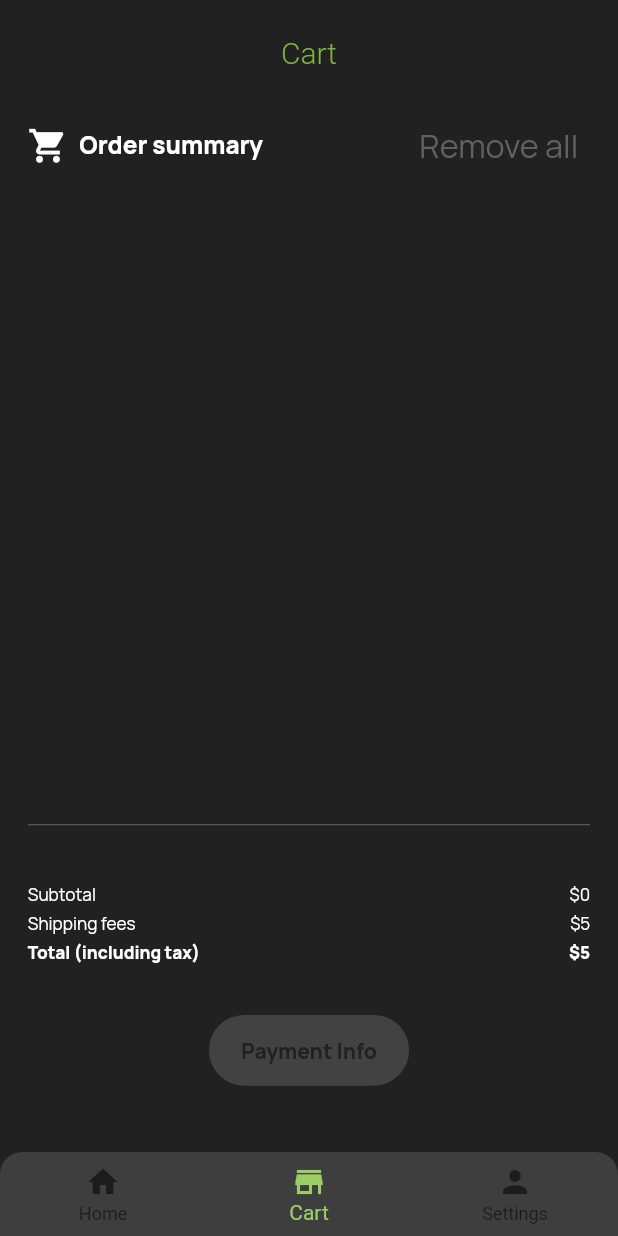
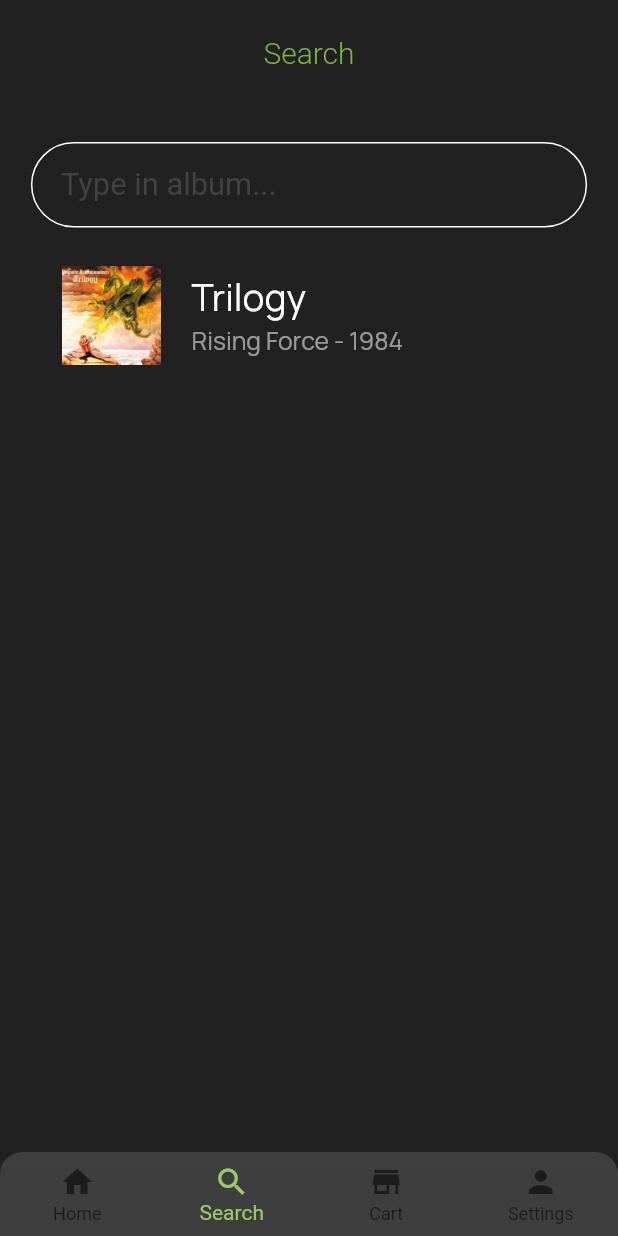
Before and after one commit to Magynon/ALBOOM, a Flutter app: the CurrentScreen screen opened directly, item 2 of the bottom bar chosen, on a phone screen of 412 x 824 dp. Run offline on Flutter 3.47's test engine with Material 2 defaults, Android fonts, the light colour scheme and no system bars; our stand-ins replace share.

Commit message:
made search screen

```diff
--- a/lib/components/topBarSettings.dart
+++ b/lib/components/topBar.dart
@@ -1,6 +1,9 @@
 import 'package:flutter/material.dart';
 
-class SettingsAppBar extends StatelessWidget with PreferredSizeWidget {
+class VariableAppBar extends StatelessWidget with PreferredSizeWidget {
+  final String title;
+  VariableAppBar(this.title);
+
   final double appBarHeight = 70.0;
 
   @override
@@ -15,19 +18,15 @@ class SettingsAppBar extends StatelessWidget with PreferredSizeWidget {
           AppBar(
             automaticallyImplyLeading: false,
             elevation: 0,
-            title: Column(
-              children: [
-                Row(
+            title: Row(
               mainAxisAlignment: MainAxisAlignment.center,
               children: <Widget>[
                 Text(
-                      'Settings',
+                  title,
                   style: TextStyle(
                     color: Colors.lightGreen[600],
                     fontWeight: FontWeight.w300,
                   ),
-                    ),
-                  ],
                 ),
               ],
             ),
--- a/lib/components/topBarCart.dart
+++ /dev/null
@@ -1,39 +0,0 @@
-import 'package:flutter/material.dart';
-
-class CartAppBar extends StatelessWidget with PreferredSizeWidget {
-  final double appBarHeight = 70.0;
-
-  @override
-  get preferredSize => Size.fromHeight(appBarHeight);
-
-  @override
-  Widget build(BuildContext context) {
-    return Container(
-      child: Column(
-        mainAxisAlignment: MainAxisAlignment.center,
-        children: <Widget>[
-          AppBar(
-            automaticallyImplyLeading: false,
-            elevation: 0,
-            title: Row(
-              mainAxisAlignment: MainAxisAlignment.center,
-              children: <Widget>[
-                Text(
-                  'Cart',
-                  style: TextStyle(
-                    color: Colors.lightGreen[600],
-                    fontWeight: FontWeight.w300,
-                  ),
-                ),
-              ],
-            ),
-          ),
-        ],
-      ),
-      decoration: BoxDecoration(
-        color:
-            ThemeData.dark().appBarTheme.color ?? ThemeData.dark().primaryColor,
-      ),
-    );
-  }
-}
--- a/lib/components/topBarHome.dart
+++ /dev/null
@@ -1,39 +0,0 @@
-import 'package:flutter/material.dart';
-
-class HomeAppBar extends StatelessWidget with PreferredSizeWidget {
-  final double appBarHeight = 70.0;
-
-  @override
-  get preferredSize => Size.fromHeight(appBarHeight);
-
-  @override
-  Widget build(BuildContext context) {
-    return Container(
-      child: Column(
-        mainAxisAlignment: MainAxisAlignment.center,
-        children: <Widget>[
-          AppBar(
-            automaticallyImplyLeading: false,
-            elevation: 0,
-            title: Row(
-              mainAxisAlignment: MainAxisAlignment.center,
-              children: <Widget>[
-                Text(
-                  'Home',
-                  style: TextStyle(
-                    color: Colors.lightGreen[600],
-                    fontWeight: FontWeight.w300,
-                  ),
-                ),
-              ],
-            ),
-          ),
-        ],
-      ),
-      decoration: BoxDecoration(
-        color:
-            ThemeData.dark().appBarTheme.color ?? ThemeData.dark().primaryColor,
-      ),
-    );
-  }
-}
--- a/lib/main.dart
+++ b/lib/main.dart
@@ -2,12 +2,16 @@
 import 'package:app/screens/auth/authBool.dart';
 import 'package:app/screens/auth/authenticate.dart';
 import 'package:app/objects/cartItem.dart';
+import 'package:app/screens/current_screen.dart';
+import 'package:app/screens/search/search_screen.dart';
 import 'package:flutter/material.dart';
 import 'package:provider/provider.dart';
 
-void main() => runApp(AppProviders(
-      child: MyApp(),
-    ));
+void main() => runApp(
+      AppProviders(
+        child: MyApp(),
+      ),
+    );
 
 class MyApp extends StatelessWidget {
   @override
@@ -15,7 +19,8 @@ class MyApp extends StatelessWidget {
     return MaterialApp(
       title: 'ALBOOM',
       debugShowCheckedModeBanner: false,
-      home: Authenticate(),
+      // home: Authenticate(),
+      home: CurrentScreen(),
       theme: ThemeData(
         primaryColor: Colors.grey[900],
         accentColor: Colors.lightGreen[800],
--- a/lib/screens/current_screen.dart
+++ b/lib/screens/current_screen.dart
@@ -1,7 +1,6 @@
-import 'package:app/components/topBarCart.dart';
-import 'package:app/components/topBarHome.dart';
-import 'package:app/components/topBarSettings.dart';
+import 'package:app/components/topBar.dart';
 import 'package:app/objects/cartItem.dart';
+import 'package:app/screens/search/search_screen.dart';
 import 'package:app/screens/settings/settings_screen.dart';
 import 'package:flutter/material.dart';
 import 'cart/cart_screen.dart';
@@ -26,21 +25,22 @@ class _CurrentScreenState extends State<CurrentScreen> {
 
   @override
   Widget build(BuildContext context) {
-    // final showLogin = Provider.of<ChangeAuth>(context);
     List<Widget> _widgetOptions = <Widget>[
       HomeScreen(),
+      SearchScreen(),
       CartScreen(),
       SettingsScreen(),
     ];
 
-    List<PreferredSizeWidget?> _appBarOptions = <PreferredSizeWidget?>[
-      HomeAppBar(),
-      CartAppBar(),
-      SettingsAppBar(),
+    List<String> _appBarOptions = [
+      'Home',
+      'Search',
+      'Cart',
+      'Settings',
     ];
     return Scaffold(
       //
-      appBar: _appBarOptions.elementAt(_selectedIndex),
+      appBar: VariableAppBar(_appBarOptions.elementAt(_selectedIndex)),
       //
       body: _widgetOptions.elementAt(_selectedIndex),
       //
@@ -58,10 +58,15 @@ class _CurrentScreenState extends State<CurrentScreen> {
           ),
           child: BottomNavigationBar(
             backgroundColor: Colors.grey[800]?.withOpacity(0.9),
+            type: BottomNavigationBarType.fixed,
             items: const <BottomNavigationBarItem>[
               BottomNavigationBarItem(
                 icon: Icon(Icons.home),
                 label: 'Home',
+              ),
+              BottomNavigationBarItem(
+                icon: Icon(Icons.search),
+                label: 'Search',
               ),
               BottomNavigationBarItem(
                 icon: Icon(Icons.store),
--- /dev/null
+++ b/lib/screens/search/searchList.dart
@@ -0,0 +1,114 @@
+import 'package:app/objects/album.dart';
+import 'package:flutter/material.dart';
+
+class AlbumSearchList extends StatelessWidget {
+  AlbumSearchList({Key? key}) : super(key: key);
+
+  final album = Album(
+    band: 'Rising Force',
+    coverArt: "assets/images/albums/1.jpg",
+    label: 'Polydor',
+    like: false,
+    name: "Trilogy",
+    price: 10,
+    url: "www.google.com",
+    year: "1984",
+  );
+
+  @override
+  Widget build(BuildContext context) {
+    double screenWidth = MediaQuery.of(context).size.width;
+    double screenHeight = MediaQuery.of(context).size.height;
+    int noOfReturnedAlbums = 1;
+
+    return Expanded(
+      child: SizedBox(
+        child: ListView.builder(
+            physics: NeverScrollableScrollPhysics(),
+            // padding: EdgeInsets.only(top: 10),
+            shrinkWrap: true,
+            itemCount: noOfReturnedAlbums,
+            itemBuilder: (BuildContext context, int index) {
+              return Padding(
+                padding: EdgeInsets.only(top: screenHeight * 0.02),
+                child: _listElement(index, screenHeight * 0.1, screenWidth),
+              );
+            }),
+      ),
+    );
+  }
+
+  Widget _listElement(int index, double sectionHeight, double screenWidth) {
+    double leftSideWidth = screenWidth * 0.8;
+    double imageWidth = leftSideWidth * 0.2;
+    double albumDetailsWidth = leftSideWidth * 0.8;
+
+    return Container(
+      padding: EdgeInsets.only(bottom: sectionHeight * 0.5),
+      child: Row(
+        mainAxisAlignment: MainAxisAlignment.spaceEvenly,
+        children: [
+          Container(
+            // color: Colors.blue,
+            width: leftSideWidth,
+            height: sectionHeight,
+            child: Row(
+              children: [
+                Container(
+                  child: Image.asset(
+                    album.coverArt,
+                    width: imageWidth,
+                  ),
+                ),
+                Container(
+                  padding: EdgeInsets.symmetric(horizontal: screenWidth * 0.05),
+                  // color: Colors.red,
+                  alignment: Alignment.centerLeft,
+                  width: albumDetailsWidth,
+                  child: Column(
+                    mainAxisAlignment: MainAxisAlignment.center,
+                    crossAxisAlignment: CrossAxisAlignment.start,
+                    children: [
+                      Container(
+                        width: albumDetailsWidth * 0.9,
+                        // color: Colors.green,
+                        child: Text(
+                          album.name,
+                          // "Album namekjhjvjvbjhgjn",
+                          style: TextStyle(
+                            color: Colors.white,
+                            fontFamily: "Manrope",
+                            fontWeight: FontWeight.normal,
+                            fontSize: sectionHeight * 0.3,
+                          ),
+                          textAlign: TextAlign.left,
+                          overflow: TextOverflow.ellipsis,
+                        ),
+                      ),
+                      Container(
+                        // color: Colors.black,
+                        width: albumDetailsWidth * 0.9,
+                        child: Text(
+                          album.band + " - " + album.year,
+                          // "Band year",
+                          style: TextStyle(
+                            color: Colors.white54,
+                            fontFamily: "Manrope",
+                            fontWeight: FontWeight.normal,
+                            fontSize: sectionHeight * 0.2,
+                          ),
+                          textAlign: TextAlign.left,
+                          overflow: TextOverflow.ellipsis,
+                        ),
+                      ),
+                    ],
+                  ),
+                ),
+              ],
+            ),
+          ),
+        ],
+      ),
+    );
+  }
+}
--- /dev/null
+++ b/lib/screens/search/search_screen.dart
@@ -0,0 +1,107 @@
+import 'package:app/objects/album.dart';
+import 'package:app/screens/search/searchList.dart';
+import 'package:flutter/material.dart';
+
+class SearchScreen extends StatefulWidget {
+  const SearchScreen({Key? key}) : super(key: key);
+
+  @override
+  _SearchScreenState createState() => _SearchScreenState();
+}
+
+class _SearchScreenState extends State<SearchScreen> {
+  final searchedItem = TextEditingController();
+
+  @override
+  void initState() {
+    super.initState();
+
+    searchedItem.addListener(_printLatestValue);
+  }
+
+  @override
+  void dispose() {
+    searchedItem.dispose();
+    super.dispose();
+  }
+
+  void _printLatestValue() {
+    print('Text field: ${searchedItem.text}');
+  }
+
+  Widget build(BuildContext context) {
+    double screenWidth = MediaQuery.of(context).size.width * 0.9;
+    double screenHeight = MediaQuery.of(context).size.height;
+
+    return GestureDetector(
+      onTap: () {
+        FocusScopeNode currentFocus = FocusScope.of(context);
+
+        if (!currentFocus.hasPrimaryFocus) {
+          currentFocus.unfocus();
+        }
+      },
+      child: Scaffold(
+        backgroundColor: Theme.of(context).primaryColor,
+        body: Container(
+          child: ListView(
+            shrinkWrap: true,
+            children: [
+              Wrap(
+                children: [
+                  Center(
+                    child: Container(
+                      // color: Colors.orange,
+                      height: screenHeight * 0.1,
+                      width: screenWidth,
+                      child: inputField(
+                          screenHeight * 0.1, screenWidth, searchedItem),
+                    ),
+                  ),
+                ],
+              ),
+              AlbumSearchList(),
+            ],
+          ),
+        ),
+      ),
+    );
+  }
+
+  Widget inputField(double sectionHeight, double screenWidth,
+      TextEditingController searchedItem) {
+    return Padding(
+      padding: EdgeInsets.only(
+        top: sectionHeight * 0.3,
+      ),
+      child: TextField(
+        controller: searchedItem,
+        textAlignVertical: TextAlignVertical.top,
+        style: TextStyle(
+          color: Colors.white,
+        ),
+        decoration: InputDecoration(
+          isDense: true,
+          contentPadding: EdgeInsets.only(
+            left: 20,
+            top: sectionHeight * 0.2,
+            bottom: sectionHeight * 0.2,
+          ),
+          enabledBorder: OutlineInputBorder(
+            borderSide: BorderSide(color: Colors.white, width: 1.0),
+            borderRadius: BorderRadius.circular(30),
+          ),
+          focusedBorder: OutlineInputBorder(
+            borderSide: BorderSide(color: Colors.white, width: 2.0),
+            borderRadius: BorderRadius.circular(30),
+          ),
+          hintText: 'Type in album...',
+          hintStyle: TextStyle(
+            color: Colors.grey[800],
+            fontSize: sectionHeight * 0.25,
+          ),
+        ),
+      ),
+    );
+  }
+}
```
Also changed, not shown: 1 other file. Lines whose indentation alone changed are shown as unchanged.
